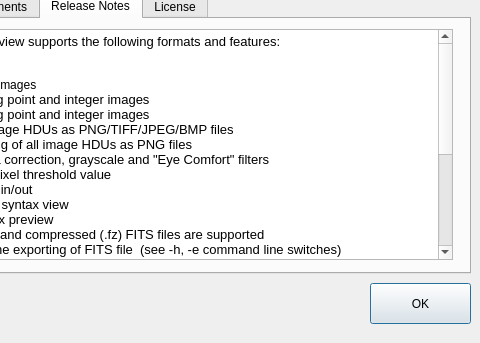
Old version of the form aboutdialog.ui in the repository surhh/nfitsview; both pictures show x 120 to 600 and y 157 to 500 of the 600 by 500 pixel window.
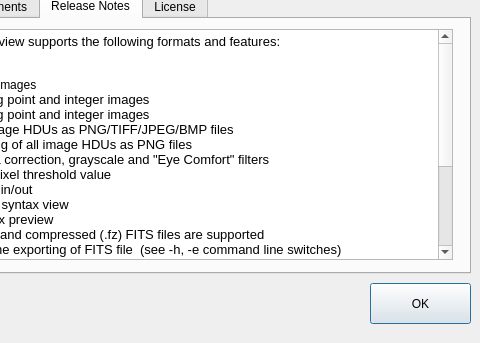
New version of the form. The open tabs and pages were chosen to show the change. Icons and pictures are not drawn.

Commit message: Optimizing OpenMP support. Release 3.0

The edit to the form file:
```diff
--- a/aboutdialog.ui
+++ b/aboutdialog.ui
@@ -236,11 +236,8 @@
 &lt;p style=&quot;-qt-paragraph-type:empty; margin-top:0px; margin-bottom:0px; margin-left:0px; margin-right:0px; -qt-block-indent:0; text-indent:0px; font-family:'Noto Sans'; font-size:10pt;&quot;&gt;&lt;br /&gt;&lt;/p&gt;
 &lt;p style=&quot; margin-top:0px; margin-bottom:0px; margin-left:0px; margin-right:0px; -qt-block-indent:0; text-indent:0px;&quot;&gt;&lt;span style=&quot; font-family:'Noto Sans'; font-size:10pt;&quot;&gt;Fixes and new features in this release:&lt;/span&gt;&lt;/p&gt;
 &lt;p style=&quot;-qt-paragraph-type:empty; margin-top:0px; margin-bottom:0px; margin-left:0px; margin-right:0px; -qt-block-indent:0; text-indent:0px; font-family:'Noto Sans'; font-size:10pt;&quot;&gt;&lt;br /&gt;&lt;/p&gt;
-&lt;p style=&quot; margin-top:0px; margin-bottom:0px; margin-left:0px; margin-right:0px; -qt-block-indent:0; text-indent:0px;&quot;&gt;- Filtering by pixel threshold value is added&lt;/p&gt;
-&lt;p style=&quot; margin-top:0px; margin-bottom:0px; margin-left:0px; margin-right:0px; -qt-block-indent:0; text-indent:0px;&quot;&gt;- Minor changes in HDU/Image info panel (Min/Max values added)&lt;/p&gt;
+&lt;p style=&quot; margin-top:0px; margin-bottom:0px; margin-left:0px; margin-right:0px; -qt-block-indent:0; text-indent:0px;&quot;&gt;- Experimental usage of OpenMP (more optimized usage)&lt;/p&gt;
 &lt;p style=&quot; margin-top:0px; margin-bottom:0px; margin-left:0px; margin-right:0px; -qt-block-indent:0; text-indent:0px;&quot;&gt;- Code optimizations and refactoring&lt;/p&gt;
-&lt;p style=&quot; margin-top:0px; margin-bottom:0px; margin-left:0px; margin-right:0px; -qt-block-indent:0; text-indent:0px;&quot;&gt;- BZERO and BSCALE support is improved&lt;/p&gt;
-&lt;p style=&quot; margin-top:0px; margin-bottom:0px; margin-left:0px; margin-right:0px; -qt-block-indent:0; text-indent:0px;&quot;&gt;- Some bug fixes are done&lt;/p&gt;
 &lt;p style=&quot;-qt-paragraph-type:empty; margin-top:0px; margin-bottom:0px; margin-left:0px; margin-right:0px; -qt-block-indent:0; text-indent:0px;&quot;&gt;&lt;br /&gt;&lt;/p&gt;
 &lt;p style=&quot;-qt-paragraph-type:empty; margin-top:0px; margin-bottom:0px; margin-left:0px; margin-right:0px; -qt-block-indent:0; text-indent:0px;&quot;&gt;&lt;br /&gt;&lt;/p&gt;&lt;/body&gt;&lt;/html&gt;</string>
      </property>
```
